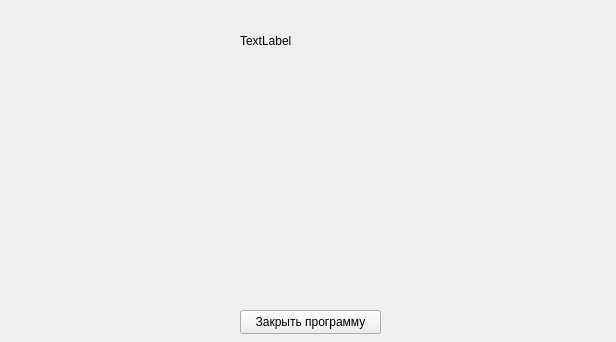
Xaze-debug/Zadanie, file glavmenu.ui: the form before one commit.
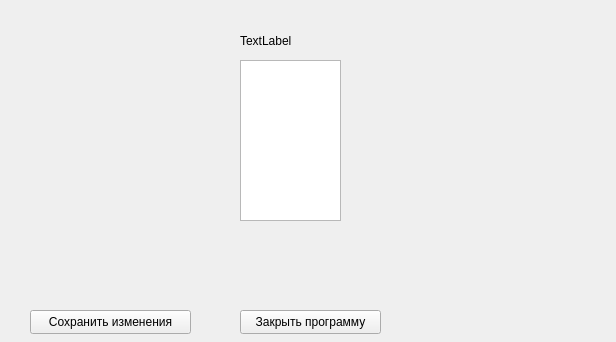
The form after the commit.

Patch:
```diff
--- a/glavmenu.ui
+++ b/glavmenu.ui
@@ -42,6 +42,29 @@
     <bool>true</bool>
    </property>
   </widget>
+  <widget class="QPushButton" name="SaveButt">
+   <property name="geometry">
+    <rect>
+     <x>30</x>
+     <y>310</y>
+     <width>161</width>
+     <height>24</height>
+    </rect>
+   </property>
+   <property name="text">
+    <string>Сохранить изменения</string>
+   </property>
+  </widget>
+  <widget class="QTextEdit" name="textEdit">
+   <property name="geometry">
+    <rect>
+     <x>240</x>
+     <y>60</y>
+     <width>101</width>
+     <height>161</height>
+    </rect>
+   </property>
+  </widget>
  </widget>
  <resources/>
  <connections/>
```
Left out of the diff: 2 changed lines with no effect on the pictures.
